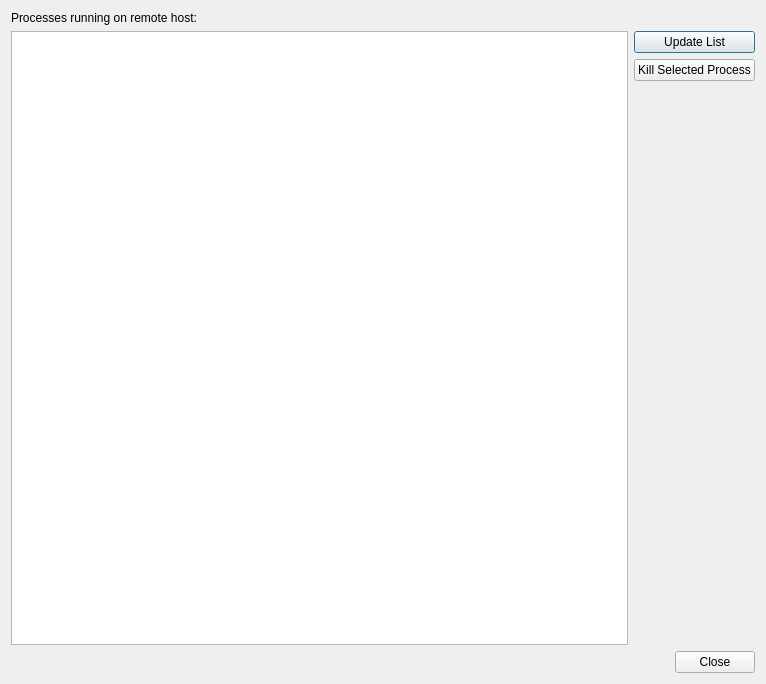
qt-creator/qt-creator, file src/plugins/qt4projectmanager/qt-maemo/maemoremoteprocessesdialog.ui: the form before one commit.
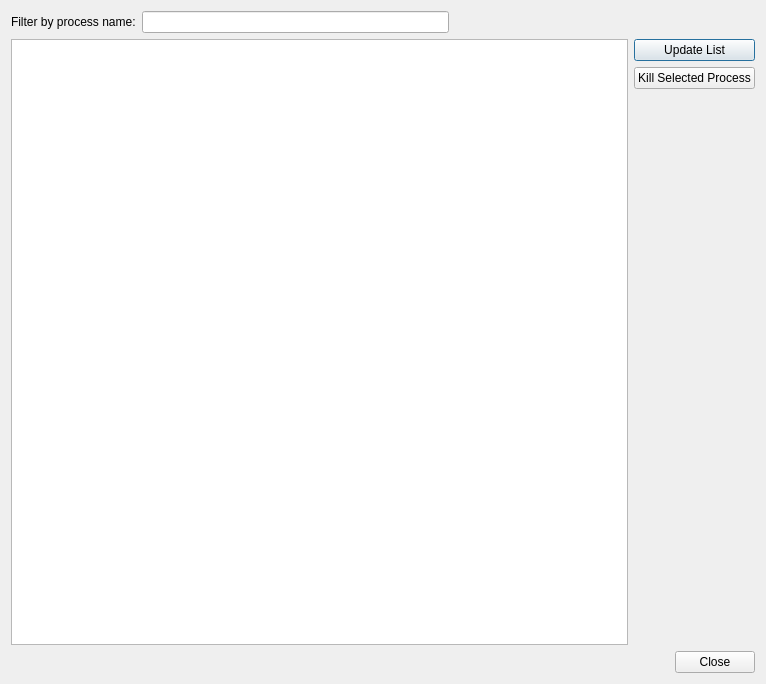
The form after the commit.

Commit message: Maemo: Make it possible to filter remote process list by name.

The edit to the form file:
```diff
--- a/src/plugins/qt4projectmanager/qt-maemo/maemoremoteprocessesdialog.ui
+++ b/src/plugins/qt4projectmanager/qt-maemo/maemoremoteprocessesdialog.ui
@@ -15,11 +15,31 @@
   </property>
   <layout class="QVBoxLayout" name="verticalLayout_2">
    <item>
-    <widget class="QLabel" name="label">
-     <property name="text">
-      <string>Processes running on remote host:</string>
-     </property>
-    </widget>
+    <layout class="QHBoxLayout" name="horizontalLayout_2">
+     <item>
+      <widget class="QLabel" name="filterLabel">
+       <property name="text">
+        <string>Filter by process name:</string>
+       </property>
+      </widget>
+     </item>
+     <item>
+      <widget class="QLineEdit" name="processFilterLineEdit"/>
+     </item>
+     <item>
+      <spacer name="horizontalSpacer">
+       <property name="orientation">
+        <enum>Qt::Horizontal</enum>
+       </property>
+       <property name="sizeHint" stdset="0">
+        <size>
+         <width>40</width>
+         <height>20</height>
+        </size>
+       </property>
+      </spacer>
+     </item>
+    </layout>
    </item>
    <item>
     <layout class="QHBoxLayout" name="horizontalLayout">
```
Left out of the diff: 2 changed lines with no effect on the pictures. The commit also changes 1 other file.
